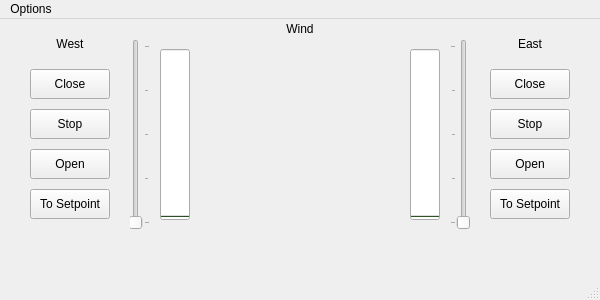
onekiloparsec/Greenhill-DomeShutter, file Dome.ui: the form before one commit.
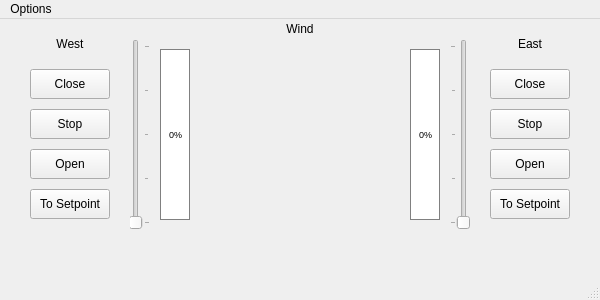
The form after the commit. Custom widgets are drawn as their Qt base class.

Commit message: Make Dome.ui the real source of ui_dome.py again

Diff of the .ui file:
```diff
--- a/Dome.ui
+++ b/Dome.ui
@@ -298,6 +298,16 @@
       <height>171</height>
      </rect>
     </property>
+    <property name="styleSheet">
+     <string notr="true">QProgressBar {
+    border: 1px solid gray;
+    text-align: center;
+    font-size: 7pt;
+}
+QProgressBar::chunk {
+    background-color: #3c5a32;
+}</string>
+    </property>
     <property name="sizePolicy">
      <sizepolicy hsizetype="Maximum" vsizetype="Expanding">
       <horstretch>100</horstretch>
@@ -323,6 +333,16 @@
       <height>171</height>
      </rect>
     </property>
+    <property name="styleSheet">
+     <string notr="true">QProgressBar {
+    border: 1px solid gray;
+    text-align: center;
+    font-size: 7pt;
+}
+QProgressBar::chunk {
+    background-color: #3c5a32;
+}</string>
+    </property>
     <property name="sizePolicy">
      <sizepolicy hsizetype="Fixed" vsizetype="Expanding">
       <horstretch>0</horstretch>
```
The commit also changes 1 other file.
